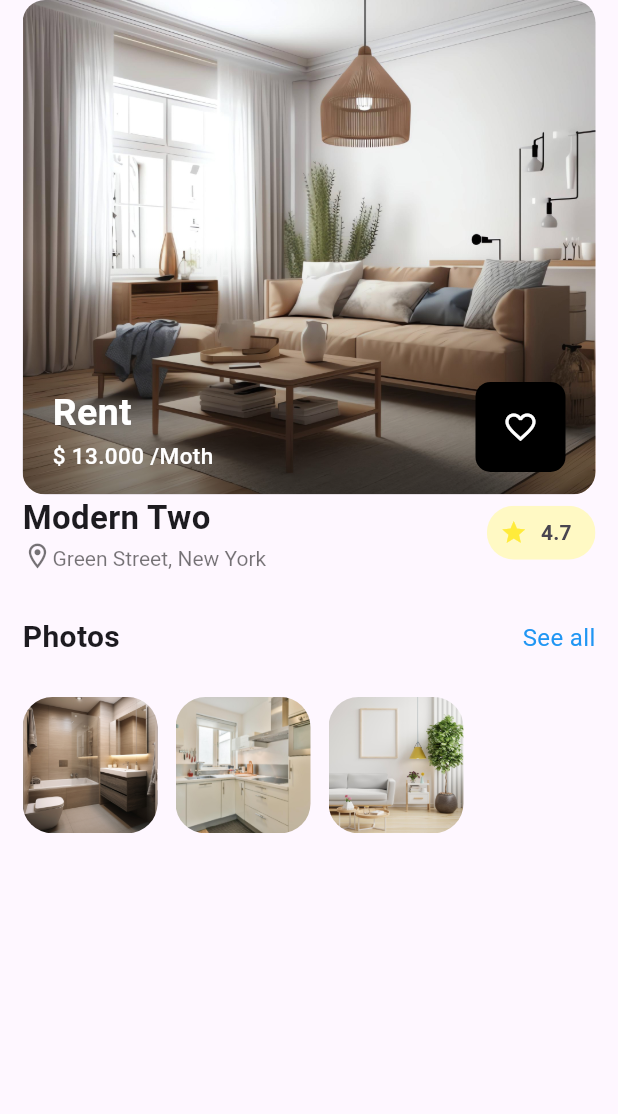
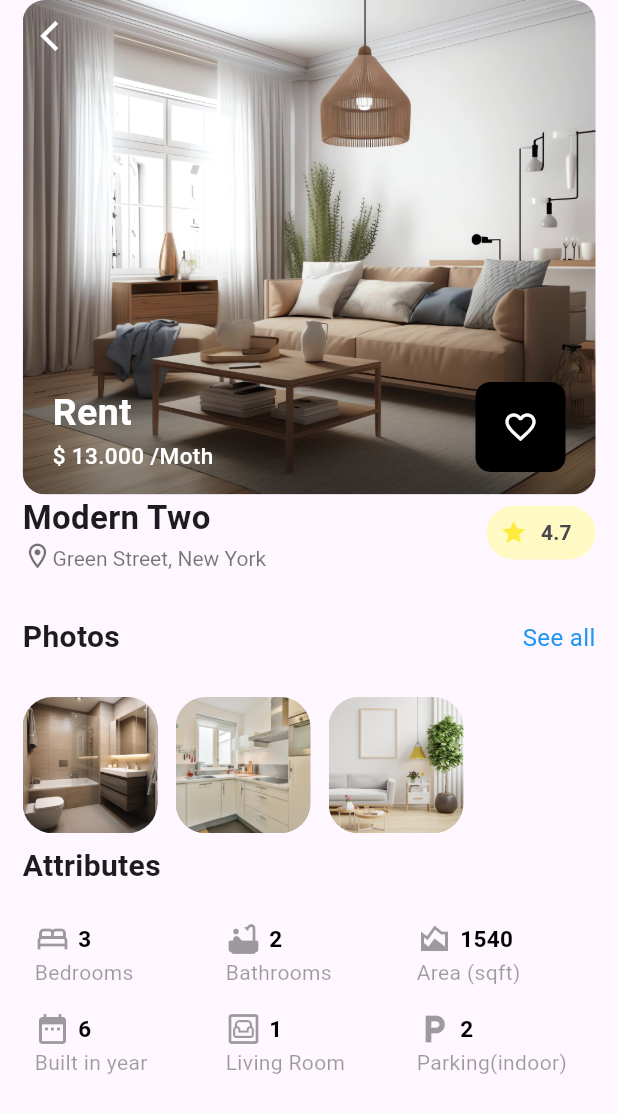
Before and after one commit to jhongo/Flutter_Rental_App, a Flutter app: the DetailsScreen screen opened directly with sample values from the repository, on a phone screen of 412 x 824 dp. Shown: the top 1114 px of the screen. Run offline on Flutter 3.47's test engine with Material 3 defaults, Android fonts, the phone set to English and light mode, and no system bars; our stand-ins replace flutter_riverpod, font_awesome_flutter; network calls fail.

Commit message:
💄 [ADD] Attributes in deatils property
[ADD] Attributes in deatils property

```diff
--- a/lib/helpers/router_redirect.dart
+++ b/lib/helpers/router_redirect.dart
@@ -8,8 +8,14 @@ class Redirect{
   static redirect(BuildContext context, Property property) async {
     await Navigator.of(context).push(
       PageRouteBuilder(
+        transitionDuration: const Duration(milliseconds: 500),
         pageBuilder: (context, animation, secondaryAnimation){
-          return DetailsScreen(property: property);
+          return SlideTransition(
+            position: Tween<Offset>(
+              begin: const Offset(0, 1),
+              end: Offset.zero
+            ).animate(animation),
+            child: DetailsScreen(property: property));
         })
     );
 }
--- a/lib/presentation/screens/details/details_screen.dart
+++ b/lib/presentation/screens/details/details_screen.dart
@@ -1,5 +1,6 @@
 import 'package:flutter/material.dart';
 import 'package:flutter_property_rental_ui/infrastructure/models/property.dart';
+import 'package:flutter_property_rental_ui/presentation/screens/details/widgets/attributes_property.dart';
 import 'package:flutter_property_rental_ui/presentation/screens/details/widgets/imagen_main.dart';
 import 'package:flutter_property_rental_ui/presentation/screens/details/widgets/list_images.dart';
 import 'package:flutter_property_rental_ui/presentation/screens/details/widgets/title_property.dart';
@@ -29,7 +30,15 @@ class DetailsScreen extends StatelessWidget {
                 location: property.address,
                 qualitify: property.qualitify
               ),
-              ListImages(images: property.photos)
+              ListImages(images: property.photos),
+              AttributesProperty(
+                area: property.area,
+                bedrooms: property.bedrooms,
+                bathrooms: property.bathrooms,
+                builtInYear: property.buildyears,
+                livingRoom: property.livingrooms,
+                parking: property.cars,
+              )
             ],
           ),
         ),
--- /dev/null
+++ b/lib/presentation/screens/details/widgets/attributes_property.dart
@@ -0,0 +1,88 @@
+import 'package:flutter/material.dart';
+
+
+class AttributesProperty extends StatelessWidget {
+
+  final int bedrooms;
+  final int bathrooms;
+  final int area;
+  final int builtInYear;
+  final int livingRoom;
+  final int parking;
+
+  const AttributesProperty({super.key, required this.bedrooms, required this.bathrooms, required this.area, required this.builtInYear, required this.livingRoom, required this.parking});
+
+  @override
+  Widget build(BuildContext context) {
+    return SizedBox(
+      width: MediaQuery.of(context).size.width,
+      height: MediaQuery.of(context).size.height * 0.22,
+      child: DecoratedBox(
+        decoration:const BoxDecoration(
+        ),
+        child: Column(
+          mainAxisAlignment: MainAxisAlignment.spaceAround,
+          crossAxisAlignment: CrossAxisAlignment.start,
+        children: [
+          const Text('Attributes', style: TextStyle(fontSize: 20, fontWeight: FontWeight.bold),),
+          SizedBox(
+            height: MediaQuery.of(context).size.height * 0.15,
+            width: MediaQuery.of(context).size.width,
+            child: Table(
+              children: [
+                 TableRow(
+                  children: [
+                    _ItemAttributre(icon: Icons.bed_outlined, title: 'Bedrooms', count: bedrooms, ),
+                    _ItemAttributre(icon: Icons.bathtub_rounded, title: 'Bathrooms', count: bathrooms, ),
+                    _ItemAttributre(icon: Icons.area_chart_outlined, title: 'Area (sqft)', count: area, ),
+                  ]
+                ),
+                 TableRow(
+                  children: [
+                    _ItemAttributre(icon: Icons.date_range, title: 'Built in year', count: builtInYear, ),
+                    _ItemAttributre(icon: Icons.living_outlined, title: 'Living Room', count: livingRoom, ),
+                    _ItemAttributre(icon: Icons.local_parking, title: 'Parking(indoor)', count: parking, ),
+                  ]
+                ),
+
+              ],
+            )
+          )
+        ],
+      ),
+
+        )
+    );
+  }
+}
+
+class _ItemAttributre extends StatelessWidget {
+  final IconData icon;
+  final int count;
+  final String title;
+  const _ItemAttributre({
+    super.key, required this.icon, required this.count, required this.title,
+  });
+
+  @override
+  Widget build(BuildContext context) {
+    return  TableCell(
+      child: Padding(
+        padding: const EdgeInsets.all(8.0),
+        child: Column(
+          crossAxisAlignment: CrossAxisAlignment.start,
+          children: [
+             Row(
+          children: [
+            Icon(icon, color: Colors.black38),
+            const SizedBox(width: 5,),
+            Text('$count', style: TextStyle(color: Colors.black, fontWeight: FontWeight.bold, fontSize: 15),)
+          ],
+        ),
+        Text(title, style: TextStyle(color: Colors.black38),)
+          ],
+        ),
+      )
+    );
+  }
+}
--- a/lib/presentation/screens/details/widgets/imagen_main.dart
+++ b/lib/presentation/screens/details/widgets/imagen_main.dart
@@ -35,6 +35,10 @@ class ImagenMain extends StatelessWidget {
                   ),
                 )
               ),
+              IconButton(onPressed:(){
+                Navigator.pop(context);
+              },
+              icon:Icon(Icons.arrow_back_ios, color: Colors.white,)),
               Padding(
                 padding: const EdgeInsets.fromLTRB(20, 0, 20, 15),
                 child: Row(
```
